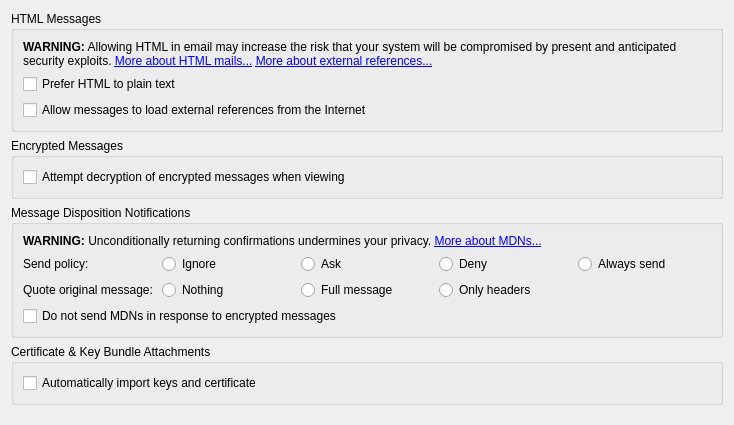
Old version of the form kmail/ui/securitypagegeneraltab.ui in the repository KDE/kdepim.
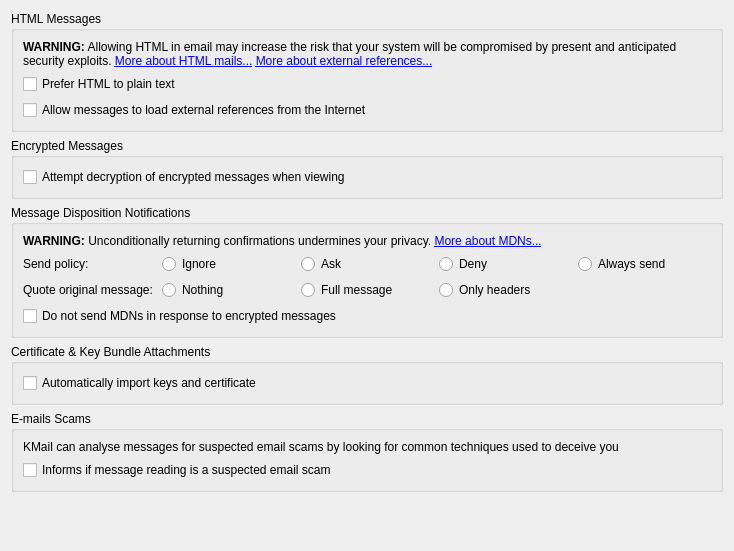
New version of the form.

Commit message: Allow to enable/disable scam detection

Diff of the .ui file:
```diff
--- a/kmail/ui/securitypagegeneraltab.ui
+++ b/kmail/ui/securitypagegeneraltab.ui
@@ -7,7 +7,7 @@
     <x>0</x>
     <y>0</y>
     <width>734</width>
-    <height>425</height>
+    <height>551</height>
    </rect>
   </property>
   <layout class="QVBoxLayout" name="verticalLayout_2">
@@ -198,6 +198,29 @@
      </layout>
     </widget>
    </item>
+   <item>
+    <widget class="QGroupBox" name="groupBox_3">
+     <property name="title">
+      <string>E-mails Scams</string>
+     </property>
+     <layout class="QVBoxLayout" name="verticalLayout_5">
+      <item>
+       <widget class="QLabel" name="label">
+        <property name="text">
+         <string>KMail can analyse messages for suspected email scams by looking for common techniques used to deceive you</string>
+        </property>
+       </widget>
+      </item>
+      <item>
+       <widget class="QCheckBox" name="mScamDetection">
+        <property name="text">
+         <string>Informs if message reading is a suspected email scam</string>
+        </property>
+       </widget>
+      </item>
+     </layout>
+    </widget>
+   </item>
    <item>
     <spacer name="verticalSpacer">
      <property name="orientation">
@@ -206,7 +229,7 @@
      <property name="sizeHint" stdset="0">
       <size>
        <width>20</width>
-       <height>26</height>
+       <height>40</height>
       </size>
      </property>
     </spacer>
```
The commit also changes 3 other files.
